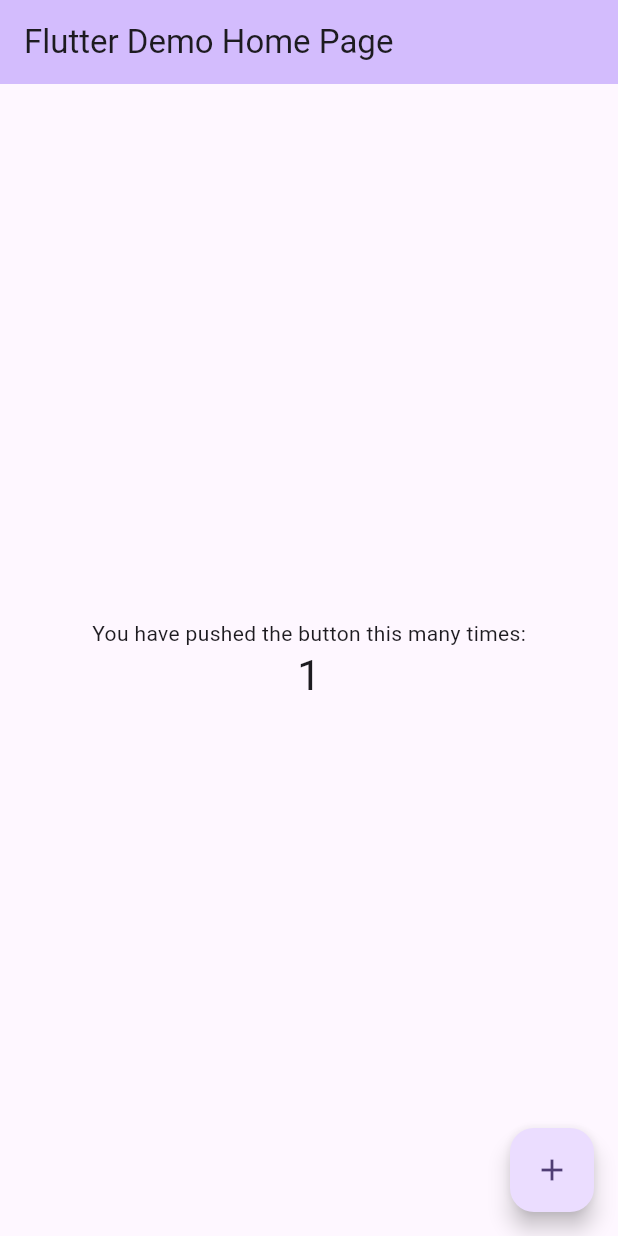
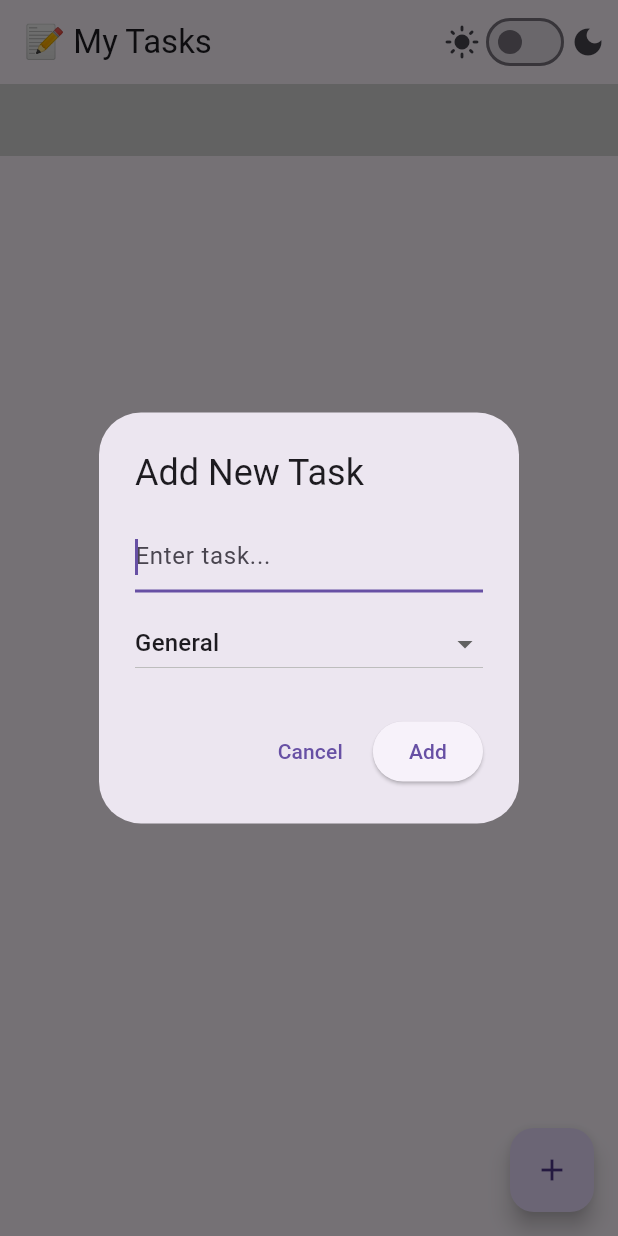
Before and after one commit to mohammedaliqasem625/todo_app, a Flutter app: the screen it shows after launch, after a tap on the "add" icon, on a phone screen of 412 x 824 dp. Run offline on Flutter 3.47's test engine with Material 3 defaults, Android fonts, the phone set to English and light mode, and no system bars; our stand-ins replace hive, hive_flutter; accounts and stored records are empty; statements that could not run were skipped.

Commit message:
Add task categories, filtering, search, and dark mode toggle

```diff
--- a/lib/main.dart
+++ b/lib/main.dart
@@ -1,125 +1,243 @@
 import 'package:flutter/material.dart';
+import 'package:hive_flutter/hive_flutter.dart';
+import 'task_model.dart';
 
-void main() {
-  runApp(const MyApp());
+void main() async {
+  WidgetsFlutterBinding.ensureInitialized();
+
+  await Hive.initFlutter();
+  Hive.registerAdapter(TaskAdapter());
+
+  await Hive.openBox<Task>('tasks');
+  await Hive.openBox('settings');
+
+  runApp(TodoApp());
 }
 
-class MyApp extends StatelessWidget {
-  const MyApp({super.key});
-
-  // This widget is the root of your application.
+class TodoApp extends StatefulWidget {
   @override
-  Widget build(BuildContext context) {
-    return MaterialApp(
-      title: 'Flutter Demo',
-      theme: ThemeData(
-        // This is the theme of your application.
-        //
-        // TRY THIS: Try running your application with "flutter run". You'll see
-        // the application has a purple toolbar. Then, without quitting the app,
-        // try changing the seedColor in the colorScheme below to Colors.green
-        // and then invoke "hot reload" (save your changes or press the "hot
-        // reload" button in a Flutter-supported IDE, or press "r" if you used
-        // the command line to start the app).
-        //
-        // Notice that the counter didn't reset back to zero; the application
-        // state is not lost during the reload. To reset the state, use hot
-        // restart instead.
-        //
-        // This works for code too, not just values: Most code changes can be
-        // tested with just a hot reload.
-        colorScheme: ColorScheme.fromSeed(seedColor: Colors.deepPurple),
-        useMaterial3: true,
-      ),
-      home: const MyHomePage(title: 'Flutter Demo Home Page'),
-    );
-  }
+  State<TodoApp> createState() => _TodoAppState();
 }
 
-class MyHomePage extends StatefulWidget {
-  const MyHomePage({super.key, required this.title});
-
-  // This widget is the home page of your application. It is stateful, meaning
-  // that it has a State object (defined below) that contains fields that affect
-  // how it looks.
-
-  // This class is the configuration for the state. It holds the values (in this
-  // case the title) provided by the parent (in this case the App widget) and
-  // used by the build method of the State. Fields in a Widget subclass are
-  // always marked "final".
-
-  final String title;
+class _TodoAppState extends State<TodoApp> {
+  late Box settingsBox;
+  late bool isDarkMode;
 
   @override
-  State<MyHomePage> createState() => _MyHomePageState();
-}
+  void initState() {
+    super.initState();
+    settingsBox = Hive.box('settings');
+    isDarkMode = settingsBox.get('darkMode', defaultValue: false);
+  }
 
-class _MyHomePageState extends State<MyHomePage> {
-  int _counter = 0;
-
-  void _incrementCounter() {
+  void toggleTheme(bool value) {
     setState(() {
-      // This call to setState tells the Flutter framework that something has
-      // changed in this State, which causes it to rerun the build method below
-      // so that the display can reflect the updated values. If we changed
-      // _counter without calling setState(), then the build method would not be
-      // called again, and so nothing would appear to happen.
-      _counter++;
+      isDarkMode = value;
+      settingsBox.put('darkMode', isDarkMode);
     });
   }
 
   @override
   Widget build(BuildContext context) {
-    // This method is rerun every time setState is called, for instance as done
-    // by the _incrementCounter method above.
-    //
-    // The Flutter framework has been optimized to make rerunning build methods
-    // fast, so that you can just rebuild anything that needs updating rather
-    // than having to individually change instances of widgets.
-    return Scaffold(
-      appBar: AppBar(
-        // TRY THIS: Try changing the color here to a specific color (to
-        // Colors.amber, perhaps?) and trigger a hot reload to see the AppBar
-        // change color while the other colors stay the same.
-        backgroundColor: Theme.of(context).colorScheme.inversePrimary,
-        // Here we take the value from the MyHomePage object that was created by
-        // the App.build method, and use it to set our appbar title.
-        title: Text(widget.title),
+    return MaterialApp(
+      title: 'To-Do App',
+      theme: ThemeData.light(),
+      darkTheme: ThemeData.dark(),
+      themeMode: isDarkMode ? ThemeMode.dark : ThemeMode.light,
+      home: TodoHomePage(
+        isDarkMode: isDarkMode,
+        onToggleTheme: toggleTheme,
       ),
-      body: Center(
-        // Center is a layout widget. It takes a single child and positions it
-        // in the middle of the parent.
-        child: Column(
-          // Column is also a layout widget. It takes a list of children and
-          // arranges them vertically. By default, it sizes itself to fit its
-          // children horizontally, and tries to be as tall as its parent.
-          //
-          // Column has various properties to control how it sizes itself and
-          // how it positions its children. Here we use mainAxisAlignment to
-          // center the children vertically; the main axis here is the vertical
-          // axis because Columns are vertical (the cross axis would be
-          // horizontal).
-          //
-          // TRY THIS: Invoke "debug painting" (choose the "Toggle Debug Paint"
-          // action in the IDE, or press "p" in the console), to see the
-          // wireframe for each widget.
-          mainAxisAlignment: MainAxisAlignment.center,
-          children: <Widget>[
-            const Text(
-              'You have pushed the button this many times:',
+      debugShowCheckedModeBanner: false,
+    );
+  }
+}
+
+class TodoHomePage extends StatefulWidget {
+  final bool isDarkMode;
+  final Function(bool) onToggleTheme;
+
+  const TodoHomePage({
+    Key? key,
+    required this.isDarkMode,
+    required this.onToggleTheme,
+  }) : super(key: key);
+
+  @override
+  _TodoHomePageState createState() => _TodoHomePageState();
+}
+
+class _TodoHomePageState extends State<TodoHomePage> {
+  late Box<Task> taskBox;
+  String selectedFilter = 'All';
+
+  String searchQuery = '';
+  TextEditingController searchController = TextEditingController();
+
+  @override
+  void initState() {
+    super.initState();
+    taskBox = Hive.box<Task>('tasks');
+  }
+
+  void _addTask() {
+    String newTask = '';
+    String selectedCategory = 'General';
+
+    showDialog(
+      context: context,
+      builder: (context) => AlertDialog(
+        title: Text('Add New Task'),
+        content: Column(
+          mainAxisSize: MainAxisSize.min,
+          children: [
+            TextField(
+              autofocus: true,
+              onChanged: (value) {
+                newTask = value;
+              },
+              decoration: InputDecoration(hintText: 'Enter task...'),
             ),
-            Text(
-              '$_counter',
-              style: Theme.of(context).textTheme.headlineMedium,
+            SizedBox(height: 10),
+            DropdownButton<String>(
+              isExpanded: true,
+              value: selectedCategory,
+              onChanged: (value) {
+                if (value != null) {
+                  selectedCategory = value;
+                }
+              },
+              items: ['General', 'Work', 'Personal', 'Study']
+                  .map((category) => DropdownMenuItem(
+                        value: category,
+                        child: Text(category),
+                      ))
+                  .toList(),
             ),
           ],
         ),
+        actions: [
+          TextButton(
+            onPressed: () => Navigator.pop(context),
+            child: Text('Cancel'),
+          ),
+          ElevatedButton(
+            onPressed: () {
+              if (newTask.trim().isNotEmpty) {
+                taskBox.add(Task(
+                  title: newTask.trim(),
+                  category: selectedCategory,
+                ));
+                setState(() {});
+                Navigator.pop(context);
+              }
+            },
+            child: Text('Add'),
+          ),
+        ],
+      ),
+    );
+  }
+
+  void _removeTask(int index) {
+    taskBox.deleteAt(index);
+    setState(() {});
+  }
+
+  @override
+  Widget build(BuildContext context) {
+    return Scaffold(
+      appBar: AppBar(
+        title: Text('📝 My Tasks'),
+        actions: [
+          Row(
+            children: [
+              Icon(Icons.light_mode),
+              Switch(
+                value: widget.isDarkMode,
+                onChanged: widget.onToggleTheme,
+              ),
+              Icon(Icons.dark_mode),
+              SizedBox(width: 8),
+            ],
+          )
+        ],
+      ),
+      body: Column(
+        children: [
+          Padding(
+            padding: const EdgeInsets.all(8.0),
+            child: DropdownButton<String>(
+              value: selectedFilter,
+              isExpanded: true,
+              onChanged: (value) {
+                if (value != null) {
+                  setState(() {
+                    selectedFilter = value;
+                  });
+                }
+              },
+              items: ['All', 'General', 'Work', 'Personal', 'Study']
+                  .map((category) => DropdownMenuItem(
+                        value: category,
+                        child: Text('Show: $category'),
+                      ))
+                  .toList(),
+            ),
+            Padding(
+              padding: const EdgeInsets.symmetric(horizontal: 8, vertical: 4),
+              child: TextField(
+                controller: searchController,
+                decoration: InputDecoration(
+                  hintText: 'Search tasks...',
+                  prefixIcon: Icon(Icons.search),
+                  border: OutlineInputBorder(
+                      borderRadius: BorderRadius.circular(10)),
+                ),
+                onChanged: (value) {
+                  setState(() {
+                    searchQuery = value.toLowerCase();
+                  });
+                },
+              ),
+            ),
+          ),
+          Expanded(
+            child: taskBox.isEmpty
+                ? Center(
+                    child: Text(
+                      'No tasks yet...',
+                      style: TextStyle(fontSize: 18, color: Colors.grey),
+                    ),
+                  )
+                : ListView.builder(
+                    itemCount: taskBox.length,
+                    itemBuilder: (context, index) {
+                      final task = taskBox.getAt(index);
+                      if (selectedFilter == 'All' ||
+                          task?.category == selectedFilter) {
+                        return ListTile(
+                          title: Text(task?.title ?? ''),
+                          subtitle:
+                              Text('Category: ${task?.category ?? "N/A"}'),
+                          trailing: IconButton(
+                            icon: Icon(Icons.delete, color: Colors.red),
+                            onPressed: () => _removeTask(index),
+                          ),
+                        );
+                      } else {
+                        return SizedBox.shrink();
+                      }
+                    },
+                  ),
+          ),
+        ],
       ),
       floatingActionButton: FloatingActionButton(
-        onPressed: _incrementCounter,
-        tooltip: 'Increment',
-        child: const Icon(Icons.add),
-      ), // This trailing comma makes auto-formatting nicer for build methods.
+        onPressed: _addTask,
+        child: Icon(Icons.add),
+        tooltip: 'Add Task',
+      ),
     );
   }
 }
--- /dev/null
+++ b/lib/task_model.dart
@@ -0,0 +1,14 @@
+import 'package:hive/hive.dart';
+
+part 'task_model.g.dart';
+
+@HiveType(typeId: 0)
+class Task extends HiveObject {
+  @HiveField(0)
+  String title;
+
+  @HiveField(1)
+  String category;
+
+  Task({required this.title, required this.category});
+}
```
Also changed, not shown: pubspec.yaml (+7 -0 lines), lib/task_model.g.dart (added), pubspec.lock, 10 other files.
